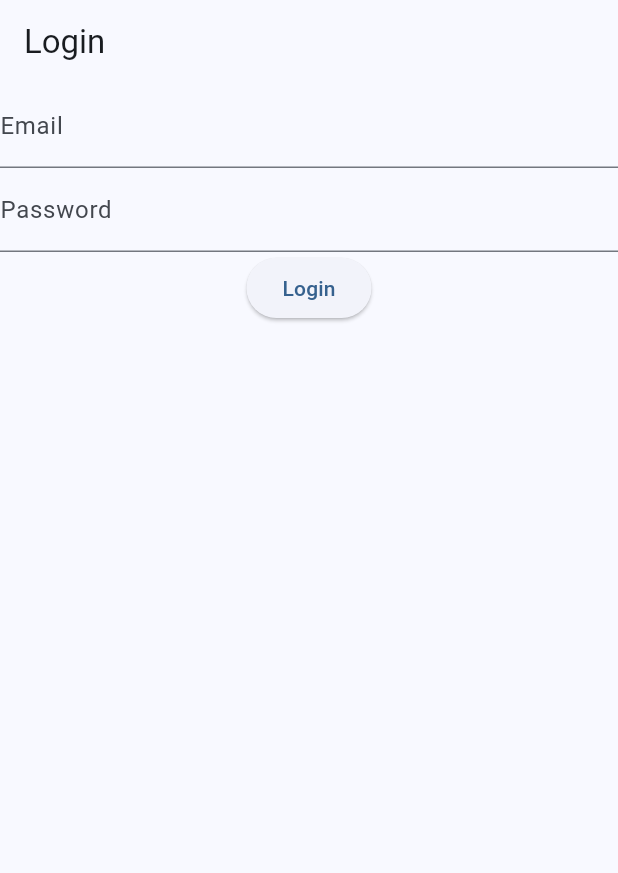
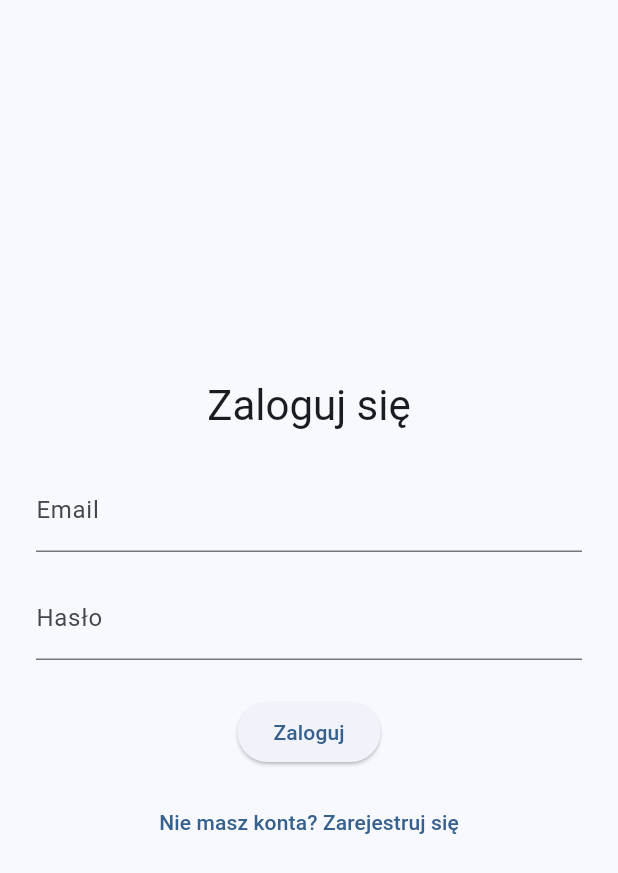
Before and after one commit to mart-gant/bank_app_mobile, a Flutter app: the screen it shows after launch, on a phone screen of 412 x 824 dp. Shown: the top 873 px of the screen. Run offline on Flutter 3.47's test engine with Material 3 defaults, Android fonts, the light colour scheme and no system bars.

Commit message:
Update login_screen.dart

```diff
--- a/lib/screens/login_screen.dart
+++ b/lib/screens/login_screen.dart
@@ -1,35 +1,93 @@
 import 'package:flutter/material.dart';
-import 'package:bank_app_mobile/services/auth_service.dart';
+import '../services/auth_service.dart';
 
 class LoginScreen extends StatefulWidget {
+  const LoginScreen({super.key});
+
   @override
-  _LoginScreenState createState() => _LoginScreenState();
+  State<LoginScreen> createState() => _LoginScreenState();
 }
 
 class _LoginScreenState extends State<LoginScreen> {
+  final _formKey = GlobalKey<FormState>();
   final _emailController = TextEditingController();
   final _passwordController = TextEditingController();
 
+  bool isLoading = false;
+  String? error;
+
+  final _authService = AuthService(baseUrl: 'https://your-api-url.com');
+
   void _login() async {
-    bool success = await AuthService.login(
-      _emailController.text,
-      _passwordController.text,
-    );
-    if (success) {
-      Navigator.pushReplacementNamed(context, '/dashboard');
-    } else {
-      ScaffoldMessenger.of(context).showSnackBar(SnackBar(content: Text('Login failed')));
+    if (!_formKey.currentState!.validate()) return;
+
+    setState(() {
+      isLoading = true;
+      error = null;
+    });
+
+    try {
+      final user = await _authService.login(
+        _emailController.text,
+        _passwordController.text,
+      );
+      if (!mounted) return;
+      Navigator.pushReplacementNamed(context, '/dashboard', arguments: user);
+    } catch (e) {
+      setState(() => error = e.toString());
+    } finally {
+      setState(() => isLoading = false);
     }
   }
 
   @override
   Widget build(BuildContext context) {
     return Scaffold(
-        appBar: AppBar(title: Text('Login')),
-        body: Column(children: [
-          TextField(controller: _emailController, decoration: InputDecoration(labelText: 'Email')),
-          TextField(controller: _passwordController, decoration: InputDecoration(labelText: 'Password'), obscureText: true),
-          ElevatedButton(onPressed: _login, child: Text('Login')),
-        ]));
+      body: Center(
+        child: Padding(
+          padding: const EdgeInsets.all(24.0),
+          child: Form(
+            key: _formKey,
+            child: Column(
+              mainAxisAlignment: MainAxisAlignment.center,
+              children: [
+                Text('Zaloguj się', style: Theme.of(context).textTheme.headlineMedium),
+                const SizedBox(height: 24),
+                TextFormField(
+                  controller: _emailController,
+                  decoration: const InputDecoration(labelText: 'Email'),
+                  keyboardType: TextInputType.emailAddress,
+                  validator: (value) => value!.isEmpty ? 'Wprowadź email' : null,
+                ),
+                const SizedBox(height: 16),
+                TextFormField(
+                  controller: _passwordController,
+                  decoration: const InputDecoration(labelText: 'Hasło'),
+                  obscureText: true,
+                  validator: (value) => value!.isEmpty ? 'Wprowadź hasło' : null,
+                ),
+                const SizedBox(height: 24),
+                if (error != null)
+                  Padding(
+                    padding: const EdgeInsets.only(bottom: 12),
+                    child: Text(error!, style: const TextStyle(color: Colors.red)),
+                  ),
+                isLoading
+                    ? const CircularProgressIndicator()
+                    : ElevatedButton(
+                        onPressed: _login,
+                        child: const Text('Zaloguj'),
+                      ),
+                const SizedBox(height: 12),
+                TextButton(
+                  onPressed: () => Navigator.pushNamed(context, '/register'),
+                  child: const Text('Nie masz konta? Zarejestruj się'),
+                ),
+              ],
+            ),
+          ),
+        ),
+      ),
+    );
   }
 }
```
